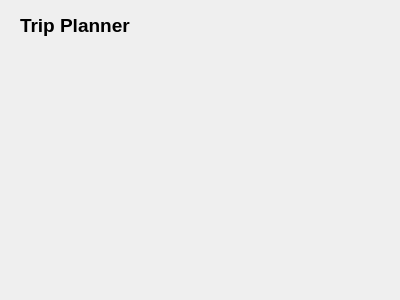
This is CollegeTouring/tripplanner.ui in belalzahran/CS_Project2_TheApplicants as Qt 5 draws it before an edit. The edited form follows.
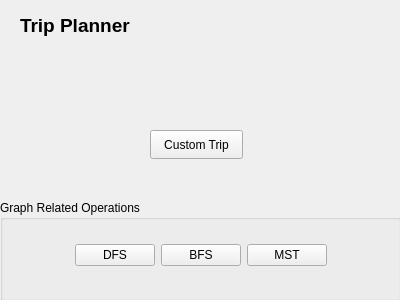
This is the edited form.

Patch:
```diff
--- a/CollegeTouring/tripplanner.ui
+++ b/CollegeTouring/tripplanner.ui
@@ -26,6 +26,94 @@
     <string>&lt;html&gt;&lt;head/&gt;&lt;body&gt;&lt;p&gt;&lt;span style=&quot; font-size:14pt; font-weight:700;&quot;&gt;Trip Planner&lt;/span&gt;&lt;/p&gt;&lt;/body&gt;&lt;/html&gt;</string>
    </property>
   </widget>
+  <widget class="QGroupBox" name="groupBox">
+   <property name="geometry">
+    <rect>
+     <x>0</x>
+     <y>200</y>
+     <width>401</width>
+     <height>101</height>
+    </rect>
+   </property>
+   <property name="title">
+    <string>Graph Related Operations</string>
+   </property>
+   <widget class="QWidget" name="horizontalLayoutWidget">
+    <property name="geometry">
+     <rect>
+      <x>0</x>
+      <y>20</y>
+      <width>401</width>
+      <height>71</height>
+     </rect>
+    </property>
+    <layout class="QHBoxLayout" name="horizontalLayout">
+     <property name="sizeConstraint">
+      <enum>QLayout::SetDefaultConstraint</enum>
+     </property>
+     <item>
+      <spacer name="horizontalSpacer">
+       <property name="orientation">
+        <enum>Qt::Horizontal</enum>
+       </property>
+       <property name="sizeHint" stdset="0">
+        <size>
+         <width>40</width>
+         <height>20</height>
+        </size>
+       </property>
+      </spacer>
+     </item>
+     <item>
+      <widget class="QPushButton" name="DFSpushButton">
+       <property name="text">
+        <string>DFS</string>
+       </property>
+      </widget>
+     </item>
+     <item>
+      <widget class="QPushButton" name="BFSpushButton">
+       <property name="text">
+        <string>BFS</string>
+       </property>
+      </widget>
+     </item>
+     <item>
+      <widget class="QPushButton" name="MSTpushButton">
+       <property name="text">
+        <string>MST</string>
+       </property>
+      </widget>
+     </item>
+     <item>
+      <spacer name="horizontalSpacer_2">
+       <property name="orientation">
+        <enum>Qt::Horizontal</enum>
+       </property>
+       <property name="sizeHint" stdset="0">
+        <size>
+         <width>40</width>
+         <height>20</height>
+        </size>
+       </property>
+      </spacer>
+     </item>
+    </layout>
+   </widget>
+  </widget>
+  <widget class="QPushButton" name="CustomTrippushButton">
+   <property name="geometry">
+    <rect>
+     <x>150</x>
+     <y>130</y>
+     <width>93</width>
+     <height>29</height>
+    </rect>
+   </property>
+   <property name="text">
+    <string>Custom Trip</string>
+   </property>
+  </widget>
  </widget>
  <resources/>
  <connections/>
```
